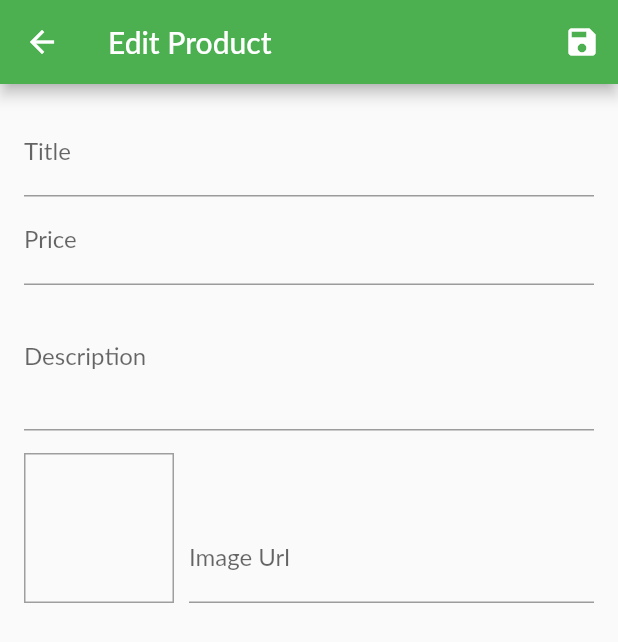
After one commit to haribhakta/e_shop, a Flutter app: the EditProductScreen screen opened by its route, on a phone screen of 412 x 824 dp. The commit adds this screen. Shown: the top 642 px of the screen. Run offline on Flutter 3.47's test engine with Material 2 defaults, Android fonts, the phone set to English and light mode, and no system bars; network calls fail; Roboto replaces fonts that are missing (Lato).

Commit message:
dialog and user product

```diff
--- /dev/null
+++ b/lib/screens/edit_product_screen.dart
@@ -0,0 +1,72 @@
+import 'package:flutter/material.dart';
+
+class EditProductScreen extends StatefulWidget {
+  static const String routeName = "/edit_product_screen";
+
+  @override
+  _EditProductScreenState createState() => _EditProductScreenState();
+}
+
+class _EditProductScreenState extends State<EditProductScreen> {
+  final _descFocusNode = FocusNode();
+  final _priceFocusNode = FocusNode();
+
+  @override
+  Widget build(BuildContext context) {
+    return Scaffold(
+      appBar: AppBar(
+        title: Text("Edit Product"),
+        actions: <Widget>[
+          IconButton(
+            icon: Icon(Icons.save),
+            onPressed: () {},
+          )
+        ],
+      ),
+      body: Form(
+        child: ListView(
+          padding: EdgeInsets.all(16),
+          children: <Widget>[
+            TextFormField(
+              decoration: InputDecoration(labelText: "Title"),
+              textInputAction: TextInputAction.next,
+              onFieldSubmitted: (_) {
+                FocusScope.of(context).requestFocus(_priceFocusNode);
+              },
+            ),
+            TextFormField(
+              focusNode: _priceFocusNode,
+              decoration: InputDecoration(labelText: "Price"),
+              keyboardType: TextInputType.number,
+              textInputAction: TextInputAction.next,
+              onFieldSubmitted: (_) {
+                FocusScope.of(context).requestFocus(_descFocusNode);
+              },
+            ),
+            TextFormField(
+                focusNode: _descFocusNode,
+                maxLines: 3,
+                decoration: InputDecoration(labelText: "Description")),
+            Row(
+              crossAxisAlignment: CrossAxisAlignment.end,
+              children: <Widget>[
+                Container(
+                  width: 100,
+                  height: 100,
+                  margin: const EdgeInsets.only(top: 15, right: 10),
+                  decoration: BoxDecoration(
+                      border: Border.all(color: Colors.grey, width: 1)),
+                ),
+                Expanded(
+                    child: TextFormField(
+                        textInputAction: TextInputAction.done,
+                        keyboardType: TextInputType.url,
+                        decoration: InputDecoration(labelText: "Image Url")))
+              ],
+            )
+          ],
+        ),
+      ),
+    );
+  }
+}
--- a/lib/wigdets/app_drawer.dart
+++ b/lib/wigdets/app_drawer.dart
@@ -1,6 +1,7 @@
 import '../screens/order_screen.dart';
 import '../screens/product_overview_screen.dart';
 import 'package:flutter/material.dart';
+import '../screens/user_product_screen.dart';
 
 class AppDrawer extends StatelessWidget {
   @override
@@ -33,6 +34,15 @@ class AppDrawer extends StatelessWidget {
               Navigator.pushReplacementNamed(context, OrderScreen.routeName);
             },
           ),
+          Divider(),
+          ListTile(
+            leading: Icon(Icons.edit),
+            title: Text("Manage Products"),
+            onTap: () {
+              Navigator.pushReplacementNamed(
+                  context, UserProductScreen.routeName);
+            },
+          ),
           Divider()
         ],
       ),
```
Also changed, not shown: lib/main.dart (+7 -3 lines), lib/screens/user_product_screen.dart (added, +38 -0 lines), lib/wigdets/cart_item.dart (+23 -0 lines), lib/wigdets/user_product_item.dart (added, +39 -0 lines).
